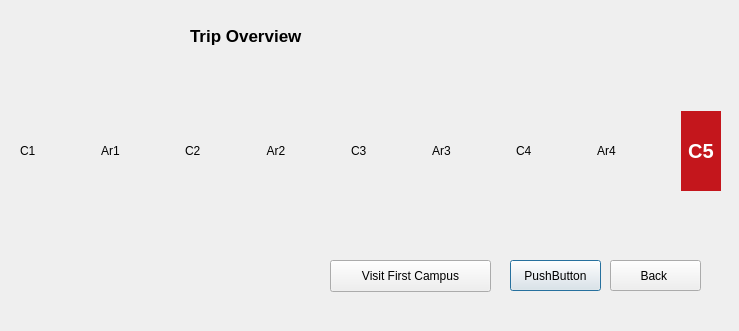
Old version of the form trip_overview.ui in the repository Akil0814/College_Tour.
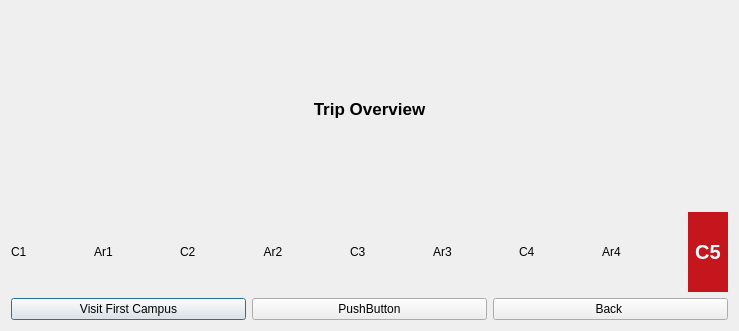
New version of the form.

Patch:
```diff
--- a/trip_overview.ui
+++ b/trip_overview.ui
@@ -13,15 +13,11 @@
   <property name="windowTitle">
    <string>Dialog</string>
   </property>
+  <layout class="QVBoxLayout" name="verticalLayout">
+   <item>
+    <layout class="QHBoxLayout" name="horizontalLayout_3">
+     <item>
   <widget class="QLabel" name="trip_overview_2">
-   <property name="geometry">
-    <rect>
-     <x>190</x>
-     <y>10</y>
-     <width>291</width>
-     <height>51</height>
-    </rect>
-   </property>
    <property name="font">
     <font>
      <pointsize>13</pointsize>
@@ -34,16 +30,14 @@
    <property name="text">
     <string>Trip Overview</string>
    </property>
-  </widget>
-  <widget class="QWidget" name="horizontalLayoutWidget">
-   <property name="geometry">
-    <rect>
-     <x>20</x>
-     <y>110</y>
-     <width>701</width>
-     <height>82</height>
-    </rect>
-   </property>
+       <property name="alignment">
+        <set>Qt::AlignmentFlag::AlignCenter</set>
+       </property>
+      </widget>
+     </item>
+    </layout>
+   </item>
+   <item>
    <layout class="QHBoxLayout" name="horizontalLayout">
     <item>
      <widget class="QLabel" name="circle1">
@@ -169,46 +163,33 @@
      </widget>
     </item>
    </layout>
-  </widget>
-  <widget class="QPushButton" name="nextButton">
-   <property name="geometry">
-    <rect>
-     <x>510</x>
-     <y>260</y>
-     <width>91</width>
-     <height>31</height>
-    </rect>
-   </property>
-   <property name="text">
-    <string>PushButton</string>
-   </property>
-  </widget>
+   </item>
+   <item>
+    <layout class="QHBoxLayout" name="horizontalLayout_2">
+     <item>
   <widget class="QPushButton" name="visitCampusButton">
-   <property name="geometry">
-    <rect>
-     <x>330</x>
-     <y>260</y>
-     <width>161</width>
-     <height>32</height>
-    </rect>
-   </property>
    <property name="text">
     <string>Visit First Campus</string>
    </property>
   </widget>
+     </item>
+     <item>
+      <widget class="QPushButton" name="nextButton">
+       <property name="text">
+        <string>PushButton</string>
+       </property>
+      </widget>
+     </item>
+     <item>
   <widget class="QPushButton" name="backButton">
-   <property name="geometry">
-    <rect>
-     <x>610</x>
-     <y>260</y>
-     <width>91</width>
-     <height>31</height>
-    </rect>
-   </property>
    <property name="text">
     <string>Back </string>
    </property>
   </widget>
+     </item>
+    </layout>
+   </item>
+  </layout>
  </widget>
  <resources/>
  <connections/>
```
Lines whose indentation alone changed are shown as unchanged.
